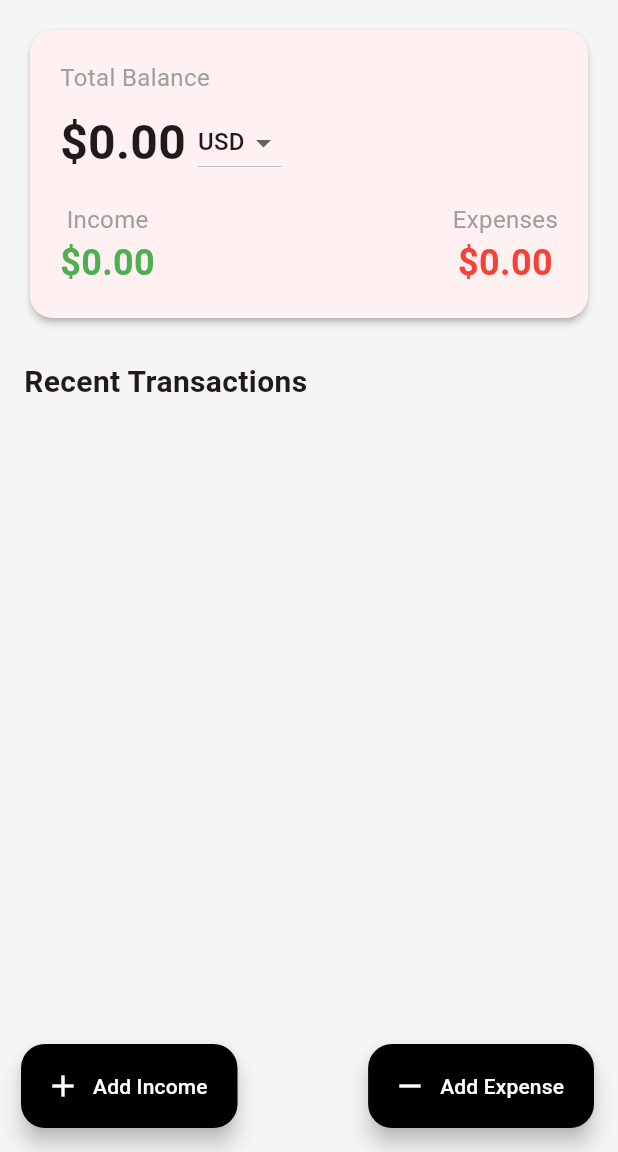
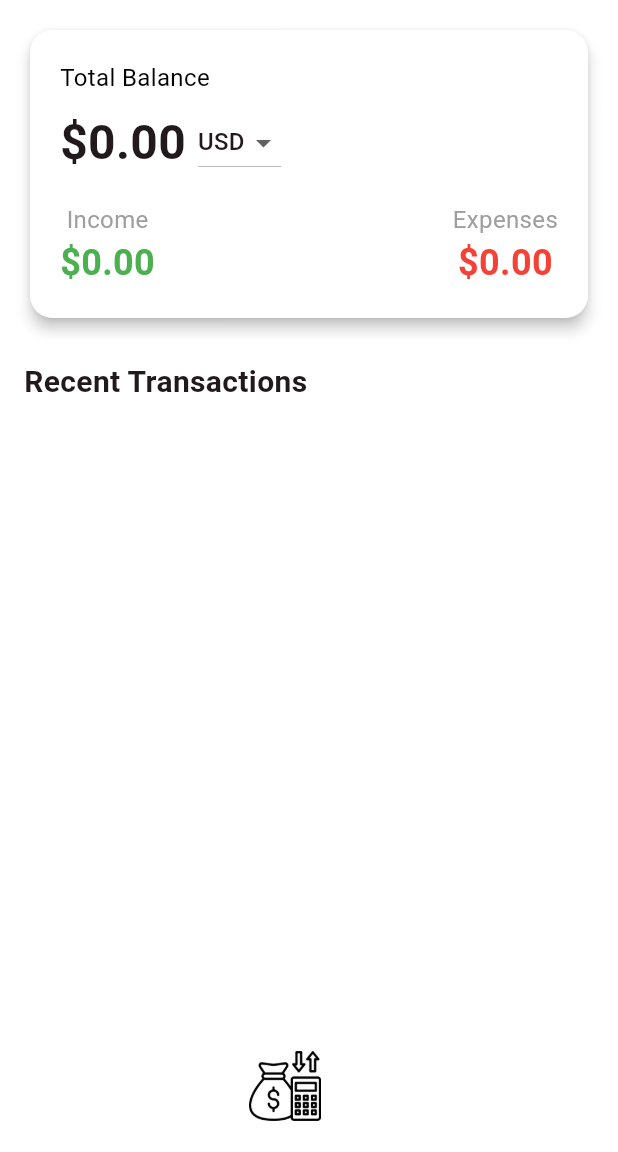
Before and after one commit to ugurcaneser/flowwie, a Flutter app: the screen it shows after launch, on a phone screen of 412 x 824 dp, the part 84-1236 px from its top. Run offline on Flutter 3.47's test engine with Material 3 defaults, Android fonts, the light colour scheme and no system bars; our stand-ins replace shared_preferences.

Commit message:
modify income & expense buttons

```diff
--- a/lib/screens/home_screen.dart
+++ b/lib/screens/home_screen.dart
@@ -3,6 +3,7 @@ import 'package:provider/provider.dart';
 import 'add_transaction_screen.dart';
 import '../providers/transaction_provider.dart';
 import '../models/transaction.dart';
+import '../widgets/animated_fab.dart';
 
 class HomeScreen extends StatelessWidget {
   const HomeScreen({super.key});
@@ -43,7 +44,7 @@ class HomeScreen extends StatelessWidget {
   @override
   Widget build(BuildContext context) {
     return Scaffold(
-      backgroundColor: Colors.grey[100],
+      backgroundColor: Colors.white,
       appBar: AppBar(
         title: const Text(
           'Flowwie',
@@ -84,7 +85,8 @@ class HomeScreen extends StatelessWidget {
               crossAxisAlignment: CrossAxisAlignment.start,
               children: [
                 Card(
-                  elevation: 2,
+                  elevation: 4,
+                  color: Colors.white,
                   shape: RoundedRectangleBorder(
                     borderRadius: BorderRadius.circular(15),
                   ),
@@ -97,7 +99,7 @@ class HomeScreen extends StatelessWidget {
                           'Total Balance',
                           style: TextStyle(
                             fontSize: 16,
-                            color: Colors.grey,
+                            color: Colors.black,
                           ),
                         ),
                         const SizedBox(height: 8),
@@ -247,48 +249,8 @@ class HomeScreen extends StatelessWidget {
           );
         },
       ),
-      floatingActionButton: Padding(
-        padding: const EdgeInsets.only(left: 30),
-        child: Row(
-          mainAxisAlignment: MainAxisAlignment.spaceBetween,
-          children: [
-            FloatingActionButton.extended(
-              heroTag: 'income',
-              onPressed: () {
-                Navigator.push(
-                  context,
-                  MaterialPageRoute(
-                    builder: (context) =>
-                        const AddTransactionScreen(isIncome: true),
-                  ),
-                );
-              },
-              label: const Text(
-                'Add Income',
-                style: TextStyle(color: Colors.white),
-              ),
-              icon: const Icon(Icons.add, color: Colors.white),
-              backgroundColor: Colors.black,
-            ),
-            FloatingActionButton.extended(
-              heroTag: 'expense',
-              onPressed: () {
-                Navigator.push(
-                  context,
-                  MaterialPageRoute(
-                    builder: (context) =>
-                        const AddTransactionScreen(isIncome: false),
-                  ),
-                );
-              },
-              label: const Text('Add Expense',
-                  style: TextStyle(color: Colors.white)),
-              icon: const Icon(Icons.remove, color: Colors.white),
-              backgroundColor: Colors.black,
-            ),
-          ],
-        ),
-      ),
+      floatingActionButton: const AnimatedFab(),
+      floatingActionButtonLocation: FloatingActionButtonLocation.endFloat,
     );
   }
 }
--- /dev/null
+++ b/lib/widgets/animated_fab.dart
@@ -0,0 +1,182 @@
+import 'package:flutter/material.dart';
+import '../screens/add_transaction_screen.dart';
+
+class AnimatedFab extends StatefulWidget {
+  const AnimatedFab({super.key});
+
+  @override
+  State<AnimatedFab> createState() => _AnimatedFabState();
+}
+
+class _AnimatedFabState extends State<AnimatedFab>
+    with SingleTickerProviderStateMixin {
+  bool isOpened = false;
+  late AnimationController _animationController;
+  late Animation<double> _animateIcon;
+  late Animation<double> _translateButton;
+  late Animation<double> _opacity;
+  final Curve _curve = Curves.easeOut;
+  final double _fabHeight = 56.0;
+
+  @override
+  initState() {
+    _animationController = AnimationController(
+      vsync: this,
+      duration: const Duration(milliseconds: 300),
+    )..addListener(() {
+        setState(() {});
+      });
+
+    _animateIcon =
+        Tween<double>(begin: 0.0, end: 1.0).animate(_animationController);
+
+    _translateButton = Tween<double>(
+      begin: _fabHeight,
+      end: -14.0,
+    ).animate(CurvedAnimation(
+      parent: _animationController,
+      curve: Interval(
+        0.0,
+        0.75,
+        curve: _curve,
+      ),
+    ));
+
+    _opacity = Tween<double>(
+      begin: 0.0,
+      end: 1.0,
+    ).animate(CurvedAnimation(
+      parent: _animationController,
+      curve: Interval(
+        0.0,
+        0.75,
+        curve: _curve,
+      ),
+    ));
+
+    super.initState();
+  }
+
+  @override
+  dispose() {
+    _animationController.dispose();
+    super.dispose();
+  }
+
+  void animate() {
+    if (!isOpened) {
+      _animationController.forward();
+    } else {
+      _animationController.reverse();
+    }
+    isOpened = !isOpened;
+  }
+
+  Widget _buildIncomeButton(BuildContext context) {
+    return Transform(
+      transform: Matrix4.translationValues(
+        0.0,
+        _translateButton.value * 2,
+        0.0,
+      ),
+      child: Opacity(
+        opacity: _opacity.value,
+        child: FloatingActionButton.extended(
+          heroTag: 'income',
+          elevation: 4,
+          shape: RoundedRectangleBorder(
+            borderRadius: BorderRadius.circular(30),
+          ),
+          onPressed: () {
+            animate();
+            Navigator.push(
+              context,
+              MaterialPageRoute(
+                builder: (context) => const AddTransactionScreen(isIncome: true),
+              ),
+            );
+          },
+          label: const Text(
+            'Income',
+            style: TextStyle(
+              color: Colors.white,
+              fontSize: 16,
+              fontWeight: FontWeight.w500,
+            ),
+          ),
+          icon: const Icon(Icons.add, color: Colors.white, size: 22),
+          backgroundColor: Colors.black,
+        ),
+      ),
+    );
+  }
+
+  Widget _buildExpenseButton(BuildContext context) {
+    return Transform(
+      transform: Matrix4.translationValues(
+        0.0,
+        _translateButton.value,
+        0.0,
+      ),
+      child: Opacity(
+        opacity: _opacity.value,
+        child: FloatingActionButton.extended(
+          heroTag: 'expense',
+          elevation: 4,
+          shape: RoundedRectangleBorder(
+            borderRadius: BorderRadius.circular(30),
+          ),
+          onPressed: () {
+            animate();
+            Navigator.push(
+              context,
+              MaterialPageRoute(
+                builder: (context) => const AddTransactionScreen(isIncome: false),
+              ),
+            );
+          },
+          label: const Text(
+            'Expense',
+            style: TextStyle(
+              color: Colors.white,
+              fontSize: 16,
+              fontWeight: FontWeight.w500,
+            ),
+          ),
+          icon: const Icon(Icons.remove, color: Colors.white, size: 22),
+          backgroundColor: Colors.black,
+        ),
+      ),
+    );
+  }
+
+  Widget _buildToggleButton() {
+    return FloatingActionButton(
+      backgroundColor: Colors.transparent,
+      elevation: 0,
+      onPressed: animate,
+      child: Image.asset(
+        'lib/assets/icons/capital_18281996.png',
+        width: 48,
+        height: 48,
+      ),
+    );
+  }
+
+  @override
+  Widget build(BuildContext context) {
+    return SizedBox(
+      height: 200,
+      width: double.infinity,
+      child: Column(
+        mainAxisAlignment: MainAxisAlignment.end,
+        crossAxisAlignment: CrossAxisAlignment.center,
+        children: [
+          if (_opacity.value > 0) _buildIncomeButton(context),
+          if (_opacity.value > 0) _buildExpenseButton(context),
+          _buildToggleButton(),
+        ],
+      ),
+    );
+  }
+}
```
Also changed, not shown: pubspec.yaml (+2 -11 lines), lib/assets/icons/capital_18281996.png (added).
